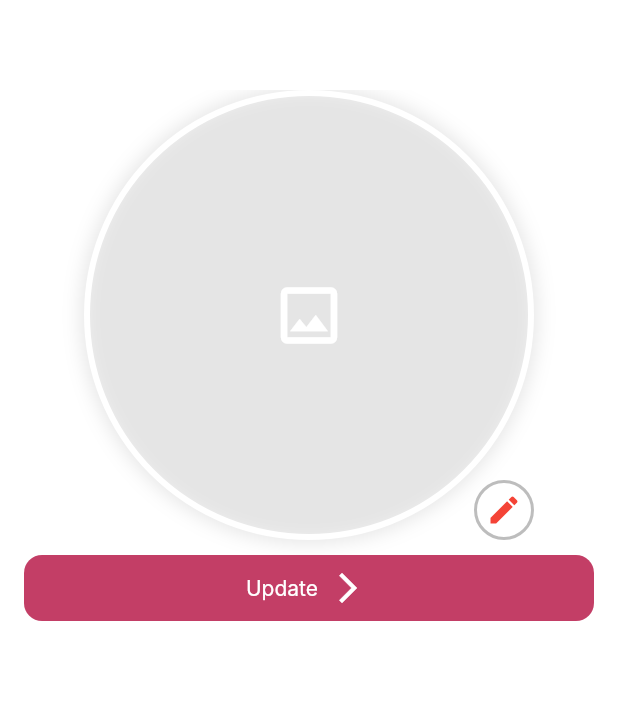
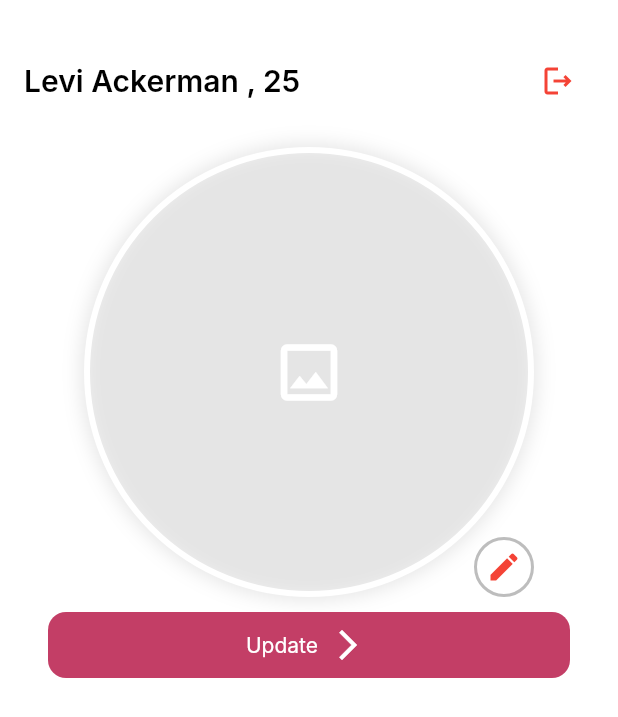
Before and after one commit to bishal5917/soulmate, a Flutter app: the ProfileBody screen opened directly, on a phone screen of 412 x 824 dp. Shown: the top 717 px of the screen. Run offline on Flutter 3.47's test engine with Material 2 defaults, Android fonts, the phone set to English and light mode, and no system bars; our stand-ins replace bloc, bloc_concurrency, cached_network_image, cloud_firestore, equatable, firebase_auth and 11 more; missing offline and left inert: firebase_app_check; accounts and stored records are empty; Roboto replaces fonts that are missing (Inter).

Commit message:
logout successfull !!!

```diff
--- a/lib/splash_screen.dart
+++ b/lib/splash_screen.dart
@@ -1,5 +1,6 @@
 import 'package:flutter/material.dart';
 import 'package:soulmate/src/core/app/colors.dart';
+import 'package:soulmate/src/core/development/console.dart';
 import 'package:soulmate/src/core/routing/route_navigation.dart';
 import 'package:soulmate/src/features/AddImage/add_image_screen.dart';
 import 'package:soulmate/src/features/Chat/chat_screen.dart';
@@ -23,9 +24,9 @@ class _SplashScreenState extends State<SplashScreen> {
   void initState() {
     Future.delayed(
       const Duration(seconds: 1),
-      () => AppSharedPreferences.getUserId != null
+      () => AppSharedPreferences.getUserId.toString().isEmpty
           ? navigate(context, const LoginScreen())
-          : navigateOffAllNamed(context, '/login'),
+          : navigate(context, const HomeScreen()),
     );
     super.initState();
   }
--- a/lib/src/features/Home/home_screen.dart
+++ b/lib/src/features/Home/home_screen.dart
@@ -8,6 +8,7 @@ import 'package:soulmate/src/features/Chat/widgets/convos_list.dart';
 import 'package:soulmate/src/features/Home/cubit/home_cubit.dart';
 import 'package:soulmate/src/features/Home/widgets/feed_item.dart';
 import 'package:soulmate/src/features/Profile/profile_screen.dart';
+import 'package:soulmate/src/services/local/secure_storage.dart';
 import 'package:soulmate/src/widgets/custom_text.dart';
 import 'package:soulmate/src/widgets/shimmer/custom_shimmer_container_widget.dart';
 
--- a/lib/src/features/Profile/components/profile_body.dart
+++ b/lib/src/features/Profile/components/profile_body.dart
@@ -5,13 +5,50 @@ class ProfileBody extends StatelessWidget {
 
   @override
   Widget build(BuildContext context) {
-    return Scaffold(
-        appBar: PreferredSize(
-          preferredSize: Size(appWidth(context), 60),
-          child: const CustomMainAppBar(),
-        ),
-        body: const SingleChildScrollView(
-          child: AddImage(true),
-        ));
+    return BlocListener<LoginCubit, LoginState>(
+      listener: (context, state) {
+        if (state.status == LoginStatus.loggingOut) {
+          CustomToasts.showToast(msg: "Logging you out , please wait !");
+        }
+        if (state.status == LoginStatus.loggedOut) {
+          navigateOffAllNamed(context, '/login');
+        }
+      },
+      child: BlocBuilder<LoginCubit, LoginState>(
+        builder: (context, state) {
+          return Scaffold(
+              body: SafeArea(
+            child: SingleChildScrollView(
+              child: Padding(
+                padding: screenLeftRightPadding,
+                child: Column(
+                  children: [
+                    vSizedBox2andHalf,
+                    Row(
+                      mainAxisAlignment: MainAxisAlignment.spaceBetween,
+                      children: [
+                        CustomText.ourText("Levi Ackerman , 25",
+                            fontWeight: FontWeight.w600, fontSize: 20),
+                        IconButton(
+                            onPressed: () {
+                              sl.get<LoginCubit>().logOut();
+                            },
+                            icon: const Icon(
+                              Icons.logout_outlined,
+                              color: Colors.red,
+                            ))
+                      ],
+                    ),
+                    vSizedBox2,
+                    const AddImage(true),
+                    vSizedBox2
+                  ],
+                ),
+              ),
+            ),
+          ));
+        },
+      ),
+    );
   }
 }
--- a/lib/src/features/auth/login/cubit/login_state.dart
+++ b/lib/src/features/auth/login/cubit/login_state.dart
@@ -1,6 +1,6 @@
 part of 'login_cubit.dart';
 
-enum LoginStatus { initial, submitting, success, error }
+enum LoginStatus { initial, submitting, success, loggingOut, loggedOut, error }
 
 class LoginState extends Equatable {
   final String? email;
```
Also changed, not shown: lib/src/features/Profile/profile_screen.dart (+7 -0 lines), lib/src/features/auth/login/cubit/login_cubit.dart (+13 -0 lines).
